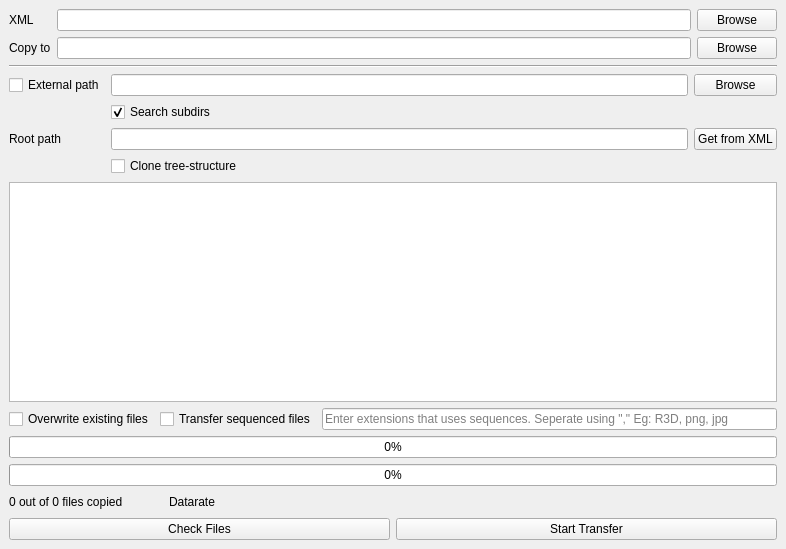
This is xml_file_copy_ui.ui in EmberLightVFX/XML-File-Copy as Qt 5 draws it before an edit. The edited form follows.
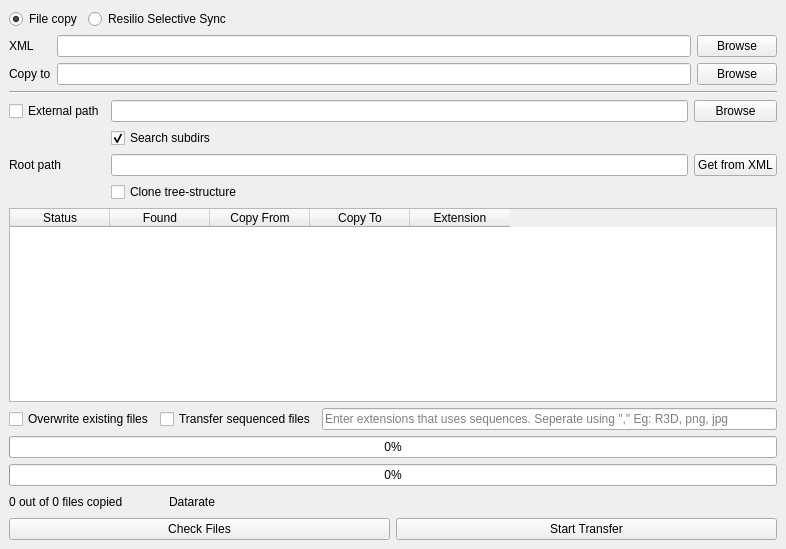
This is the edited form.

```diff
--- a/xml_file_copy_ui.ui
+++ b/xml_file_copy_ui.ui
@@ -24,6 +24,40 @@
     </sizepolicy>
    </property>
    <layout class="QVBoxLayout" name="verticalLayout_2">
+    <item>
+     <layout class="QHBoxLayout" name="horizontalLayout_5">
+      <item>
+       <widget class="QRadioButton" name="radioButton">
+        <property name="text">
+         <string>File copy</string>
+        </property>
+        <property name="checked">
+         <bool>true</bool>
+        </property>
+       </widget>
+      </item>
+      <item>
+       <widget class="QRadioButton" name="radioButton_2">
+        <property name="text">
+         <string>Resilio Selective Sync</string>
+        </property>
+       </widget>
+      </item>
+      <item>
+       <spacer name="horizontalSpacer_3">
+        <property name="orientation">
+         <enum>Qt::Horizontal</enum>
+        </property>
+        <property name="sizeHint" stdset="0">
+         <size>
+          <width>40</width>
+          <height>20</height>
+         </size>
+        </property>
+       </spacer>
+      </item>
+     </layout>
+    </item>
     <item>
      <layout class="QGridLayout" name="gridLayout">
       <item row="0" column="3">
@@ -129,16 +163,44 @@
      </layout>
     </item>
     <item>
-     <widget class="QPlainTextEdit" name="txt_filelist">
-      <property name="undoRedoEnabled">
-       <bool>false</bool>
-      </property>
-      <property name="lineWrapMode">
-       <enum>QPlainTextEdit::NoWrap</enum>
-      </property>
-      <property name="readOnly">
+     <widget class="QTableWidget" name="tw_status">
+      <property name="alternatingRowColors">
        <bool>true</bool>
       </property>
+      <property name="selectionMode">
+       <enum>QAbstractItemView::SingleSelection</enum>
+      </property>
+      <property name="horizontalScrollMode">
+       <enum>QAbstractItemView::ScrollPerPixel</enum>
+      </property>
+      <property name="wordWrap">
+       <bool>false</bool>
+      </property>
+      <column>
+       <property name="text">
+        <string>Status</string>
+       </property>
+      </column>
+      <column>
+       <property name="text">
+        <string>Found</string>
+       </property>
+      </column>
+      <column>
+       <property name="text">
+        <string>Copy From</string>
+       </property>
+      </column>
+      <column>
+       <property name="text">
+        <string>Copy To</string>
+       </property>
+      </column>
+      <column>
+       <property name="text">
+        <string>Extension</string>
+       </property>
+      </column>
      </widget>
     </item>
     <item>
```
